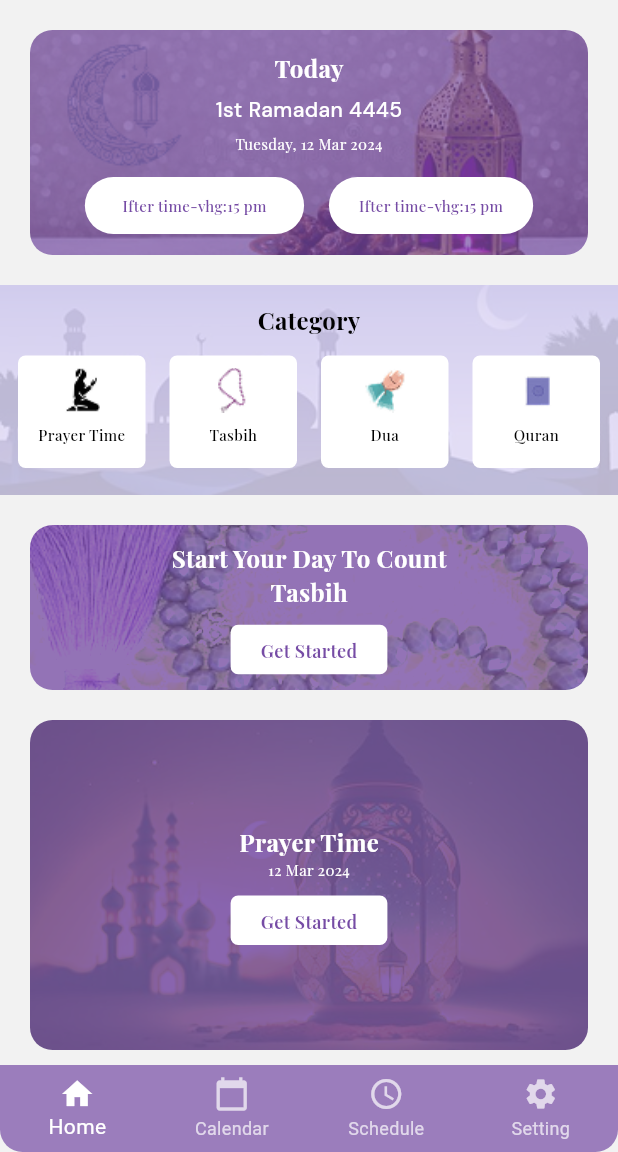
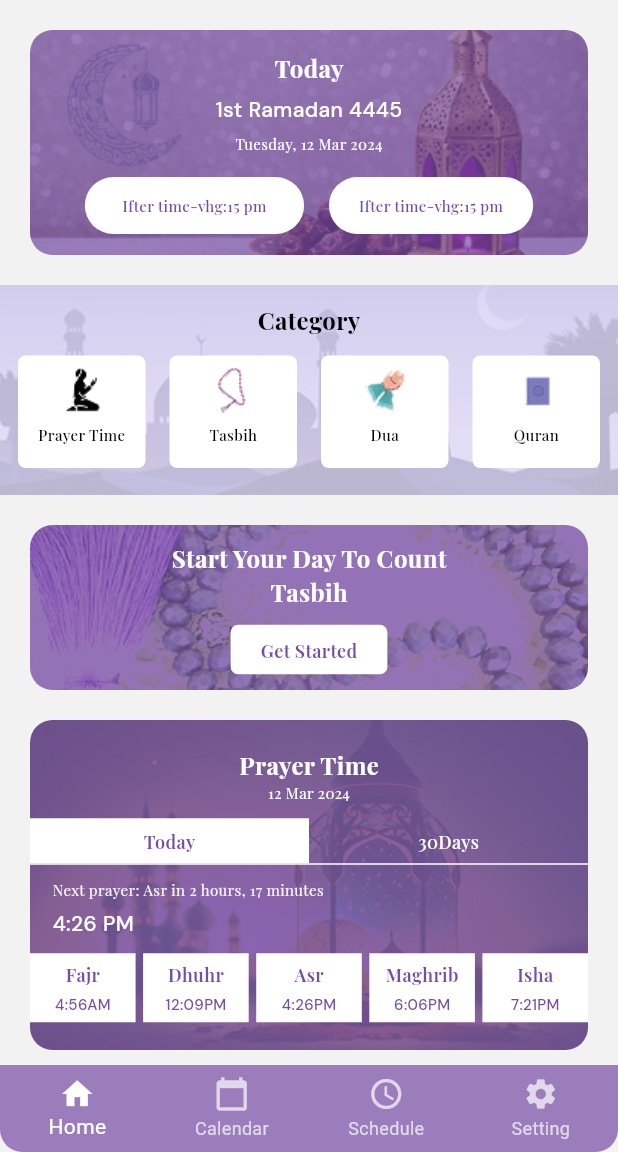
Before and after one commit to oxfaysal/Ramadan_Tracker, a Flutter app: the screen it shows after launch, on a phone screen of 412 x 824 dp, the part 84-1236 px from its top. Run offline on Flutter 3.47's test engine with Material 3 defaults, Android fonts, the phone set to English and light mode, and no system bars; our stand-ins replace google_fonts.

Commit message:
ready Ramadan Tracker App

```diff
--- a/lib/conts/TEXT_STYLE.dart
+++ b/lib/conts/TEXT_STYLE.dart
@@ -3,6 +3,7 @@ import 'dart:ui';
 import 'package:google_fonts/google_fonts.dart';
 
 class APP_TEXT_STYLE{
+
   static final textWhite16 = GoogleFonts.playfairDisplay(
     color: Color(0xFFFFFFFF),
     fontSize: 16,
@@ -27,6 +28,18 @@ class APP_TEXT_STYLE{
     fontWeight: FontWeight.w400
   );
 
+  static final textGray10 = GoogleFonts.playfairDisplay(
+    color: Color(0xFFF5F5F5),
+    fontSize: 10,
+    fontWeight: FontWeight.w400
+  );
+
+  static final textWhite12 = GoogleFonts.playfairDisplay(
+    color: Color(0xFFFFFFFF),
+    fontSize: 12,
+    fontWeight: FontWeight.w500
+  );
+
   static final textPerpal10 = GoogleFonts.playfairDisplay(
     color: Color(0xFF764CA5),
     fontSize: 10,
@@ -45,6 +58,38 @@ class APP_TEXT_STYLE{
     fontWeight: FontWeight.w500
   );
 
+  static final textParpal10 = GoogleFonts.dmSans(
+    color: Color(0xFF764CA5),
+    fontSize: 10,
+    fontWeight: FontWeight.w500
+  );
+
+  static final titleBlack16 = GoogleFonts.playfairDisplay(
+      fontSize: 16,
+      color: Color(0xFF000000),
+      fontWeight: FontWeight.w700
+  );
+
+
+  static final textWhite20W700 = GoogleFonts.playfairDisplay(
+      fontSize: 20,
+      color: Color(0xFFFFFFFF),
+      fontWeight: FontWeight.w700
+  );
+
+  static final timerParpal16W700 = GoogleFonts.dmSans(
+      fontSize: 16,
+      color: Color(0xFF764CA5),
+      fontWeight: FontWeight.w700
+  );
+
+  static final counterWhite20W700 = GoogleFonts.dmSans(
+      fontSize: 20,
+      color: Color(0xFFFFFFFF),
+      fontWeight: FontWeight.w700
+  );
+
+
 
 
 }
--- a/lib/home_page.dart
+++ b/lib/home_page.dart
@@ -1,8 +1,8 @@
 import 'package:daily_ramadan_tracker_app/conts/TEXT_STYLE.dart';
+import 'package:daily_ramadan_tracker_app/tasbih_page.dart';
 import 'package:flutter/material.dart';
 
 class HomePage extends StatelessWidget {
-
   @override
   Widget build(BuildContext context) {
     return Scaffold(
@@ -100,12 +100,14 @@ class HomePage extends StatelessWidget {
             ),
           ),
 
-
           Container(
             height: 140,
             width: MediaQuery.of(context).size.width,
             decoration: BoxDecoration(
-              image: DecorationImage(image: AssetImage("assets/images/category_bg.png"), opacity: 0.2, fit: BoxFit.cover,
+              image: DecorationImage(
+                image: AssetImage("assets/images/category_bg.png"),
+                opacity: 0.2,
+                fit: BoxFit.cover,
                 colorFilter: ColorFilter.mode(
                   Color(0xFFe6ddf9).withOpacity(0.9),
                   BlendMode.darken,
@@ -115,20 +117,19 @@ class HomePage extends StatelessWidget {
             padding: EdgeInsets.all(12),
             child: Column(
               children: [
-                Text("Category", style: APP_TEXT_STYLE.textBlack16,),
-                SizedBox(height: 12,),
+                Text("Category", style: APP_TEXT_STYLE.textBlack16),
+                SizedBox(height: 12),
                 Row(
                   mainAxisAlignment: MainAxisAlignment.spaceBetween,
                   children: [
-                    _categoryCard("assets/images/prayer_time.png", "Prayer Time"),
-                    _categoryCard("assets/images/tasbih.png", "Tasbih"),
+                    _categoryCard("assets/images/prayer_time.png", "Prayer Time",),
+                    InkWell(
+                      onTap: () => Navigator.push(context, MaterialPageRoute(builder: (context) => TasbihPage())),
+                        child: _categoryCard("assets/images/tasbih.png", "Tasbih",)),
                     _categoryCard("assets/images/dua.png", "Dua"),
                     _categoryCard("assets/images/quran.png", "Quran"),
                   ],
-                )
-
-
-
+                ),
               ],
             ),
           ),
@@ -144,14 +145,19 @@ class HomePage extends StatelessWidget {
                   image: AssetImage("assets/images/tasbih_count.png"),
                   fit: BoxFit.cover,
                   opacity: 0.5,
-                  colorFilter: ColorFilter.mode(Color(0xFF9373b6).withOpacity(1), BlendMode.darken)
+                  colorFilter: ColorFilter.mode(
+                    Color(0xFF9373b6).withOpacity(1),
+                    BlendMode.darken,
+                  ),
                 ),
               ),
               child: Column(
                 mainAxisAlignment: MainAxisAlignment.center,
                 children: [
-                  Text("Start Your Day To Count", style: APP_TEXT_STYLE.textWhite16),
-
+                  Text(
+                    "Start Your Day To Count",
+                    style: APP_TEXT_STYLE.textWhite16,
+                  ),
 
                   Text("Tasbih", style: APP_TEXT_STYLE.textWhite16),
 
@@ -162,10 +168,7 @@ class HomePage extends StatelessWidget {
                       color: Color(0xFFFFFFFF),
                       borderRadius: BorderRadius.circular(5),
                     ),
-                    padding: EdgeInsets.symmetric(
-                      vertical: 8,
-                      horizontal: 20,
-                    ),
+                    padding: EdgeInsets.symmetric(vertical: 8, horizontal: 20),
                     child: Text(
                       "Get Started",
                       style: APP_TEXT_STYLE.textPerpal12,
@@ -187,39 +190,98 @@ class HomePage extends StatelessWidget {
                   image: AssetImage("assets/images/prayer_sec.png"),
                   fit: BoxFit.cover,
                   opacity: 0.25,
-                    colorFilter: ColorFilter.mode(Color(0xFF764CA5).withOpacity(0.85), BlendMode.darken)
+                  colorFilter: ColorFilter.mode(
+                    Color(0xFF764CA5).withOpacity(0.85),
+                    BlendMode.darken,
+                  ),
                 ),
               ),
               child: Column(
                 mainAxisAlignment: MainAxisAlignment.center,
+                crossAxisAlignment: CrossAxisAlignment.start,
                 children: [
-                  Text("Prayer Time", style: APP_TEXT_STYLE.textWhite16),
+                  Center(
+                    child: Text(
+                      "Prayer Time",
+                      style: APP_TEXT_STYLE.textWhite16,
+                    ),
+                  ),
 
-
-                  Text("12 Mar 2024", style: APP_TEXT_STYLE.textWhite10),
+                  Center(
+                    child: Text(
+                      "12 Mar 2024",
+                      style: APP_TEXT_STYLE.textWhite10,
+                    ),
+                  ),
 
                   SizedBox(height: 10),
 
-                  Container(
-                    decoration: BoxDecoration(
-                      color: Color(0xFFFFFFFF),
-                      borderRadius: BorderRadius.circular(5),
-                    ),
-                    padding: EdgeInsets.symmetric(
-                      vertical: 8,
-                      horizontal: 20,
-                    ),
+                  Row(
+                    children: [
+                      Expanded(
+                        child: Container(
+                          height: 30,
+                          decoration: BoxDecoration(color: Color(0xFFFFFFFF)),
+                          child: Center(
                             child: Text(
-                      "Get Started",
+                              "Today",
                               style: APP_TEXT_STYLE.textPerpal12,
                             ),
+                          ),
+                        ),
+                      ),
+
+                      Expanded(
+                        child: Container(
+                          height: 30,
+                          decoration: BoxDecoration(color: Colors.transparent),
+                          child: Center(
+                            child: Text(
+                              "30Days",
+                              style: APP_TEXT_STYLE.textWhite12,
+                            ),
+                          ),
+                        ),
+                      ),
+                    ],
+                  ),
+
+                  Divider(height: 1, color: Color(0xFFFFFFFF)),
+
+                  SizedBox(height: 10),
+
+                  Padding(
+                    padding: const EdgeInsets.only(left: 15),
+                    child: Text(
+                      "Next prayer: Asr in 2 hours, 17 minutes",
+                      style: APP_TEXT_STYLE.textGray10,
+                    ),
+                  ),
+
+                  SizedBox(height: 5),
+
+                  Padding(
+                    padding: const EdgeInsets.only(left: 15),
+                    child: Text("4:26 PM", style: APP_TEXT_STYLE.textWhite14),
+                  ),
+
+                  SizedBox(height: 10),
+
+                  Row(
+                    mainAxisAlignment: MainAxisAlignment.spaceBetween,
+                    spacing: 5,
+                    children: [
+                      _prayerCard("Fajr", "4:56AM"),
+                      _prayerCard("Dhuhr", "12:09PM"),
+                      _prayerCard("Asr", "4:26PM"),
+                      _prayerCard("Maghrib", "6:06PM"),
+                      _prayerCard("Isha", "7:21PM"),
+                    ],
                   ),
                 ],
               ),
             ),
           ),
-
-
         ],
       ),
 
@@ -271,13 +333,26 @@ class HomePage extends StatelessWidget {
       child: Column(
         children: [
           Image.asset(img),
-               SizedBox(height: 8,),
-               Text(text, style: APP_TEXT_STYLE.textBlack10,),
-             ]
-         )
+          SizedBox(height: 8),
+          Text(text, style: APP_TEXT_STYLE.textBlack10),
+        ],
+      ),
     );
   }
 
-
-
+  Widget _prayerCard(String title, String subTitle) {
+    return Expanded(
+      child: Container(
+        decoration: BoxDecoration(color: Color(0xFFFFFFFF)),
+        padding: EdgeInsets.all(5),
+        child: Column(
+          children: [
+            Text(title, style: APP_TEXT_STYLE.textPerpal12),
+            SizedBox(height: 5),
+            Text(subTitle, style: APP_TEXT_STYLE.textParpal10),
+          ],
+        ),
+      ),
+    );
   }
+}
```
Also changed, not shown: lib/tasbih_page.dart (added, +306 -0 lines), assets/images/arrow_back.png (added), assets/images/bg_2.png (added), assets/images/bg_3.png (added), assets/images/main_bg.png (added). Lines whose indentation alone changed are shown as unchanged.
